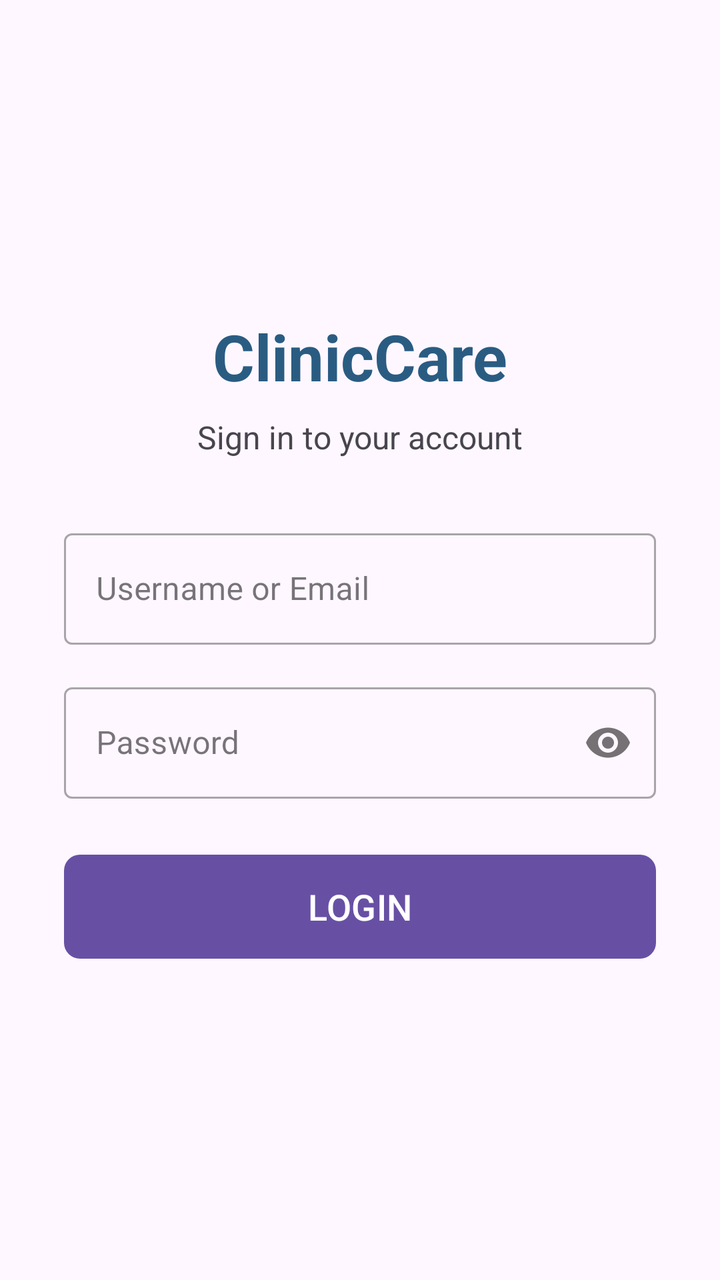
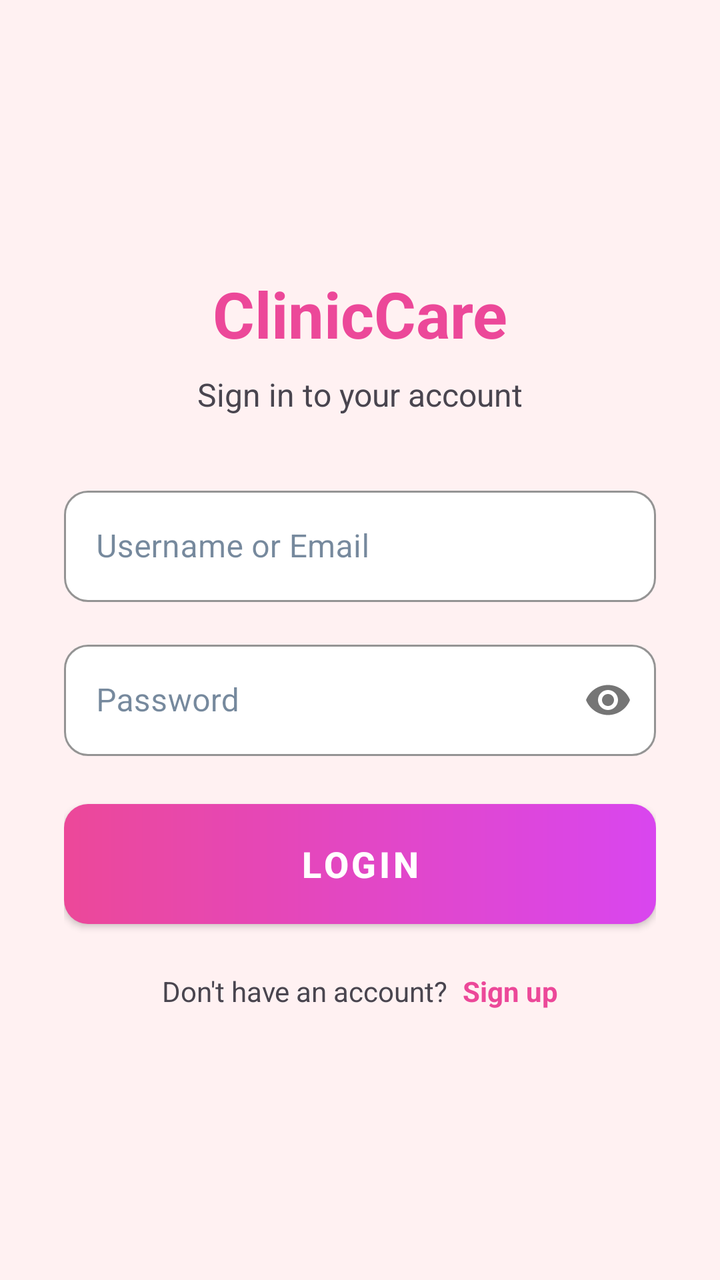

Screens rendered from an Android XML layout before and after an edit, with the pre-edit source and the edit as a unified diff.
<!-- AndroidManifest.xml: application theme Theme.ClinicCareMobile -->
<!-- res/layout/activity_main.xml -->
<?xml version="1.0" encoding="utf-8"?>
<androidx.constraintlayout.widget.ConstraintLayout xmlns:android="http://schemas.android.com/apk/res/android"
    xmlns:app="http://schemas.android.com/apk/res-auto"
    xmlns:tools="http://schemas.android.com/tools"
    android:id="@+id/main"
    android:layout_width="match_parent"
    android:layout_height="match_parent"
    tools:context=".MainActivity">

    <LinearLayout
        android:layout_width="match_parent"
        android:layout_height="wrap_content"
        android:orientation="vertical"
        android:padding="32dp"
        app:layout_constraintBottom_toBottomOf="parent"
        app:layout_constraintEnd_toEndOf="parent"
        app:layout_constraintStart_toStartOf="parent"
        app:layout_constraintTop_toTopOf="parent">

        <TextView
            android:layout_width="match_parent"
            android:layout_height="wrap_content"
            android:text="ClinicCare"
            android:textAlignment="center"
            android:textSize="32sp"
            android:textStyle="bold"
            android:textColor="#2A5C82"
            android:layout_marginBottom="8dp"/>

        <TextView
            android:layout_width="match_parent"
            android:layout_height="wrap_content"
            android:text="Sign in to your account"
            android:textAlignment="center"
            android:textSize="16sp"
            android:layout_marginBottom="32dp"/>

        <com.google.android.material.textfield.TextInputLayout
            android:layout_width="match_parent"
            android:layout_height="wrap_content"
            android:layout_marginBottom="16dp"
            style="@style/Widget.MaterialComponents.TextInputLayout.OutlinedBox">

            <com.google.android.material.textfield.TextInputEditText
                android:id="@+id/etUsername"
                android:layout_width="match_parent"
                android:layout_height="wrap_content"
                android:hint="Username or Email"
                android:inputType="textEmailAddress" />
        </com.google.android.material.textfield.TextInputLayout>

        <com.google.android.material.textfield.TextInputLayout
            android:layout_width="match_parent"
            android:layout_height="wrap_content"
            android:layout_marginBottom="24dp"
            style="@style/Widget.MaterialComponents.TextInputLayout.OutlinedBox"
            app:passwordToggleEnabled="true">

            <com.google.android.material.textfield.TextInputEditText
                android:id="@+id/etPassword"
                android:layout_width="match_parent"
                android:layout_height="wrap_content"
                android:hint="Password"
                android:inputType="textPassword" />
        </com.google.android.material.textfield.TextInputLayout>

        <com.google.android.material.button.MaterialButton
            android:id="@+id/btnLogin"
            android:layout_width="match_parent"
            android:layout_height="60dp"
            android:text="LOGIN"
            android:textSize="18sp"
            app:cornerRadius="8dp" />

    </LinearLayout>
</androidx.constraintlayout.widget.ConstraintLayout>
<!-- resources referenced by this layout -->
<resources>
  <style name="Theme.ClinicCareMobile" parent="Base.Theme.ClinicCareMobile" />
  <style name="Base.Theme.ClinicCareMobile" parent="Theme.Material3.DayNight.NoActionBar">
          
          
      </style>
</resources>

<!-- the commit's change to res/layout/activity_main.xml (unified diff, before → after) -->
@@ -5,6 +5,7 @@
     android:id="@+id/main"
     android:layout_width="match_parent"
     android:layout_height="match_parent"
+    android:background="@color/lightBackground"
     tools:context=".MainActivity">
 
     <LinearLayout
@@ -24,7 +25,7 @@
             android:textAlignment="center"
             android:textSize="32sp"
             android:textStyle="bold"
-            android:textColor="#2A5C82"
+            android:textColor="@color/primaryPink"
             android:layout_marginBottom="8dp"/>
 
         <TextView
@@ -38,14 +39,14 @@
         <com.google.android.material.textfield.TextInputLayout
             android:layout_width="match_parent"
             android:layout_height="wrap_content"
-            android:layout_marginBottom="16dp"
-            style="@style/Widget.MaterialComponents.TextInputLayout.OutlinedBox">
+            android:layout_marginBottom="16dp">
 
             <com.google.android.material.textfield.TextInputEditText
                 android:id="@+id/etUsername"
                 android:layout_width="match_parent"
                 android:layout_height="wrap_content"
                 android:hint="Username or Email"
+                android:textColor="@color/darkText"
                 android:inputType="textEmailAddress" />
         </com.google.android.material.textfield.TextInputLayout>
 
@@ -53,7 +54,6 @@
             android:layout_width="match_parent"
             android:layout_height="wrap_content"
             android:layout_marginBottom="24dp"
-            style="@style/Widget.MaterialComponents.TextInputLayout.OutlinedBox"
             app:passwordToggleEnabled="true">
 
             <com.google.android.material.textfield.TextInputEditText
@@ -61,6 +61,7 @@
                 android:layout_width="match_parent"
                 android:layout_height="wrap_content"
                 android:hint="Password"
+                android:textColor="@color/darkText"
                 android:inputType="textPassword" />
         </com.google.android.material.textfield.TextInputLayout>
 
@@ -69,8 +70,31 @@
             android:layout_width="match_parent"
             android:layout_height="60dp"
             android:text="LOGIN"
-            android:textSize="18sp"
-            app:cornerRadius="8dp" />
+            android:textSize="18sp" />
+
+        <LinearLayout
+            android:layout_width="match_parent"
+            android:layout_height="wrap_content"
+            android:orientation="horizontal"
+            android:gravity="center"
+            android:layout_marginTop="24dp">
+
+            <TextView
+                android:layout_width="wrap_content"
+                android:layout_height="wrap_content"
+                android:text="Don't have an account? "
+                android:textSize="14sp"/>
+
+            <TextView
+                android:id="@+id/tvSwitchToRegister"
+                android:layout_width="wrap_content"
+                android:layout_height="wrap_content"
+                android:text="Sign up"
+                android:textColor="@color/primaryPink"
+                android:textSize="14sp"
+                android:textStyle="bold"
+                android:layout_marginStart="4dp"/>
+        </LinearLayout>
 
     </LinearLayout>
 </androidx.constraintlayout.widget.ConstraintLayout>
<!-- resource entries referenced after the edit -->
@@ -1,9 +1,57 @@
 <!-- resources referenced by this layout -->
 <resources>
+  <color name="darkText">#1A3A5C</color>
+  <color name="lightBackground">#FFF1F2</color>
+  <color name="primaryPink">#EC4899</color>
   <style name="Theme.ClinicCareMobile" parent="Base.Theme.ClinicCareMobile" />
-  <style name="Base.Theme.ClinicCareMobile" parent="Theme.Material3.DayNight.NoActionBar">
+  <style name="Base.Theme.ClinicCareMobile" parent="Theme.Material3.Light.NoActionBar">
           
+          <item name="colorPrimary">@color/primaryPink</item>
+          <item name="colorPrimaryVariant">@color/primaryPurple</item>
+          <item name="colorOnPrimary">@color/white</item>
           
+          <item name="colorSecondary">@color/primaryPurple</item>
+          <item name="colorSecondaryVariant">@color/primaryPink</item>
+          <item name="colorOnSecondary">@color/white</item>
+          
+          <item name="android:statusBarColor">@color/lightBackground</item>
+          <item name="android:windowLightStatusBar">true</item>
+          
+          <item name="android:windowBackground">@color/lightBackground</item>
+          <item name="colorSurface">@color/cardBackground</item>
+          <item name="colorOnSurface">@color/darkText</item>
+  
+          
+          <item name="textInputStyle">@style/Widget.ClinicCare.TextInputLayout</item>
+          <item name="materialButtonStyle">@style/Widget.ClinicCare.Button</item>
       </style>
+  <color name="primaryPurple">#D946EF</color>
+  <color name="white">#FFFFFFFF</color>
+  <color name="cardBackground">#FFFFFF</color>
+  <style name="Widget.ClinicCare.TextInputLayout" parent="Widget.MaterialComponents.TextInputLayout.OutlinedBox">
+          <item name="boxBackgroundColor">@color/white</item>
+          <item name="boxCornerRadiusTopStart">12dp</item>
+          <item name="boxCornerRadiusTopEnd">12dp</item>
+          <item name="boxCornerRadiusBottomStart">12dp</item>
+          <item name="boxCornerRadiusBottomEnd">12dp</item>
+          <item name="boxStrokeColor">@color/primaryPink</item>
+      </style>
+  <style name="Widget.ClinicCare.Button" parent="Widget.MaterialComponents.Button">
+          <item name="backgroundTint">@null</item>
+          <item name="android:background">@drawable/bg_gradient_button</item>
+          <item name="android:textColor">@color/white</item>
+          <item name="android:textStyle">bold</item>
+      </style>
+  <!-- drawable bg_gradient_button (drawable) -->
+  <?xml version="1.0" encoding="utf-8"?>
+  <shape xmlns:android="http://schemas.android.com/apk/res/android"
+      android:shape="rectangle">
+      <gradient
+          android:angle="0"
+          android:endColor="@color/primaryPurple"
+          android:startColor="@color/primaryPink"
+          android:type="linear" />
+      <corners android:radius="12dp" />
+  </shape>
 </resources>
 
